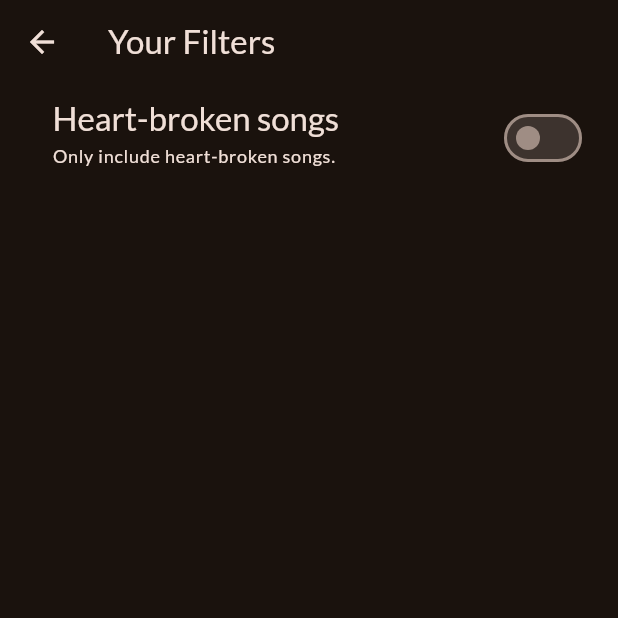
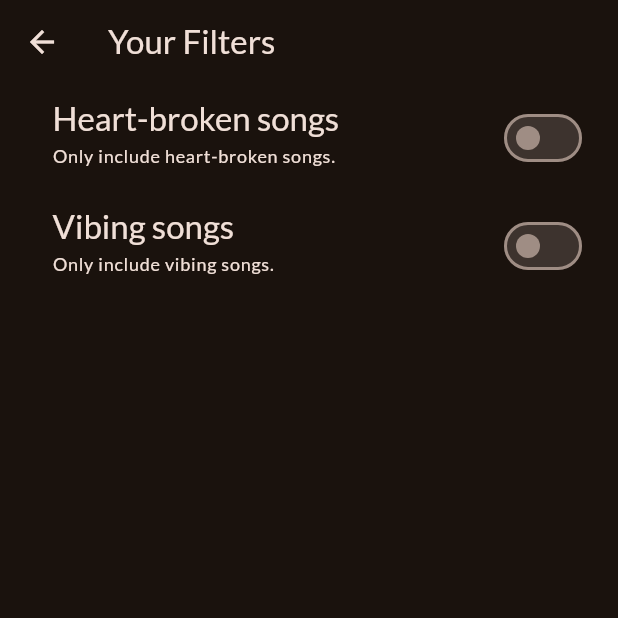
Before and after one commit to heatherbrain/Flutter-Music-App, a Flutter app: the FilterScreen screen opened directly, on a phone screen of 412 x 824 dp, the top half of it. Run offline on Flutter 3.47's test engine with Material 3 defaults, Android fonts, the phone set to English and light mode, and no system bars; our stand-ins replace google_fonts, transparent_image.

Commit message:
applying filters: unfinished

```diff
--- a/lib/screens/filter_screen.dart
+++ b/lib/screens/filter_screen.dart
@@ -1,4 +1,11 @@
 import 'package:flutter/material.dart';
+import 'package:meals_app/screens/tabs_screen.dart';
+import 'package:meals_app/widgets/main_drawer.dart';
+
+enum Filter {
+  heartBroken,
+  vibing,
+}
 
 class FilterScreen extends StatefulWidget {
   const FilterScreen({super.key});
@@ -11,6 +18,7 @@ class FilterScreen extends StatefulWidget {
 
 class _FilterScreenState extends State<FilterScreen> {
   var _heartbrokenFilterSet = false;
+  var _vibingFilterSet = false;
 
   @override
   Widget build(BuildContext context) {
@@ -18,7 +26,21 @@ class _FilterScreenState extends State<FilterScreen> {
       appBar: AppBar(
         title: const Text('Your Filters'),
       ),
-      body: Column(
+      // drawer: MainDrawer(onSelectScreen: (identifier) {
+      //   Navigator.of(context).pop();
+      //   if (identifier == 'music') {
+      //     Navigator.of(context).push(MaterialPageRoute(builder: (ctx) => const TabsScreen()),);
+      //   }
+      // },),
+      body: WillPopScope(
+        onWillPop: () async {
+          Navigator.of(context).pop({
+            Filter.heartBroken: _heartbrokenFilterSet,
+            Filter.vibing: _vibingFilterSet,
+          });
+          return false;
+        },
+        child: Column(
           children: [
             SwitchListTile(
               value: _heartbrokenFilterSet,
@@ -29,22 +51,45 @@ class _FilterScreenState extends State<FilterScreen> {
               },
               title: Text(
                 'Heart-broken songs',
-              style: Theme.of(context)
-                  .textTheme
-                  .titleLarge!
-                  .copyWith(color: Theme.of(context).colorScheme.onBackground),
+                style: Theme.of(context).textTheme.titleLarge!.copyWith(
+                    color: Theme.of(context).colorScheme.onBackground),
               ),
               subtitle: Text(
                 'Only include heart-broken songs.',
-              style: Theme.of(context)
-                  .textTheme
-                  .labelMedium!
-                  .copyWith(color: Theme.of(context).colorScheme.onBackground),
+                style: Theme.of(context).textTheme.labelMedium!.copyWith(
+                    color: Theme.of(context).colorScheme.onBackground),
               ),
               activeColor: Theme.of(context).colorScheme.tertiary,
-            contentPadding: const EdgeInsets.only(left: 35, right: 20,),
-          )
+              contentPadding: const EdgeInsets.only(
+                left: 35,
+                right: 20,
+              ),
+            ),
+            SwitchListTile(
+              value: _vibingFilterSet,
+              onChanged: (isChecked) {
+                setState(() {
+                  _vibingFilterSet = isChecked;
+                });
+              },
+              title: Text(
+                'Vibing songs',
+                style: Theme.of(context).textTheme.titleLarge!.copyWith(
+                    color: Theme.of(context).colorScheme.onBackground),
+              ),
+              subtitle: Text(
+                'Only include vibing songs.',
+                style: Theme.of(context).textTheme.labelMedium!.copyWith(
+                    color: Theme.of(context).colorScheme.onBackground),
+              ),
+              activeColor: Theme.of(context).colorScheme.tertiary,
+              contentPadding: const EdgeInsets.only(
+                left: 35,
+                right: 20,
+              ),
+            ),
           ],
+        ),
       ),
     );
   }
```
Also changed, not shown: lib/screens/tabs_screen.dart (+21 -3 lines). Lines whose indentation alone changed are shown as unchanged.
